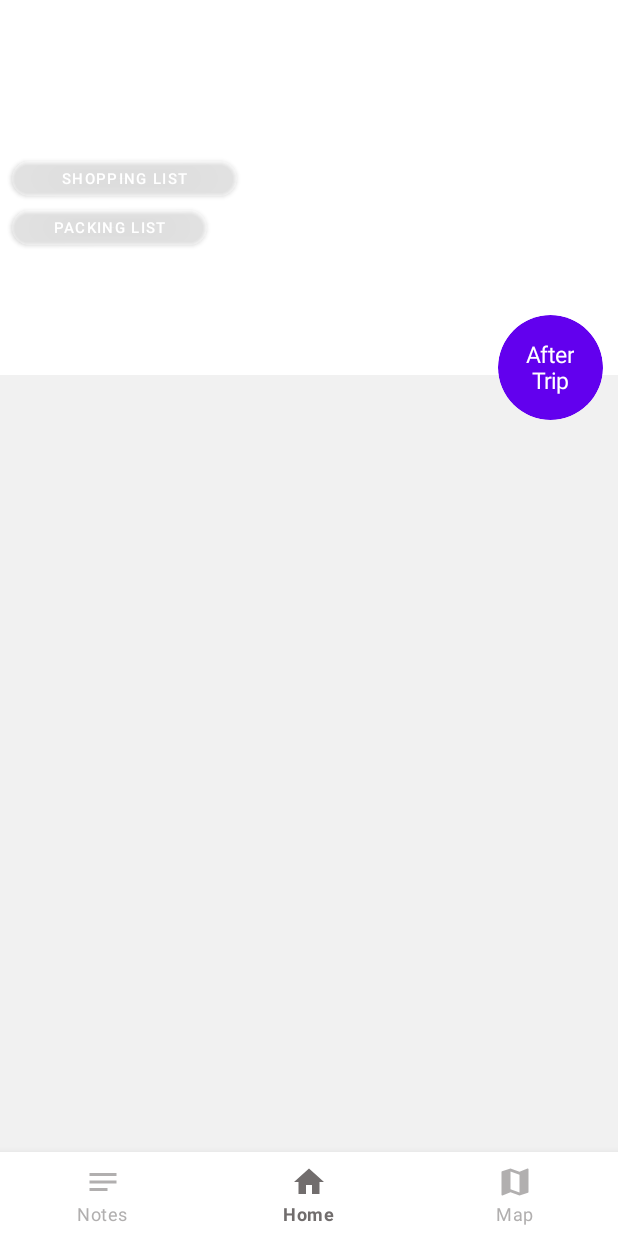
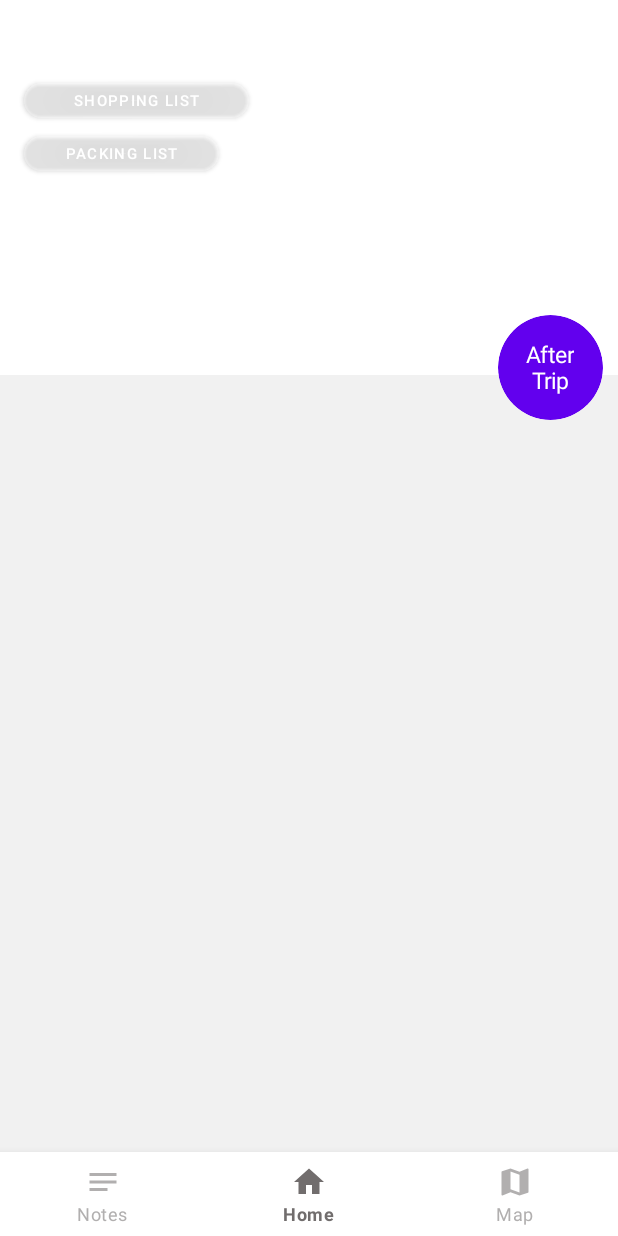
Before and after one commit to Alesta00103/Go4MyTrip, an Android app: the DetailTrip screen opened directly, with no data from a screen before it, on a phone screen of 412 x 824 dp. Run offline under Robolectric (Android 15) with nearby library versions, the phone set to English and light mode, and no system bars; our stand-ins replace Firebase (no records; nobody signed in at launch, a user with empty details on screens opened directly); 14 statements that could not run were skipped.

Commit message:
layout_and_dimens

```diff
--- a/app/src/main/java/com/aleksandra/go4mytrip/AddNewTrip.kt
+++ b/app/src/main/java/com/aleksandra/go4mytrip/AddNewTrip.kt
@@ -201,5 +201,6 @@ class AddNewTrip : AppCompatActivity(), OnDateSetListener, OnTimeSetListener {
         private const val REQUEST_CODE_STORAGE_PERMISSION = 2
         private const val REQUEST_CODE_SELECT_IMAGE = 3
         const val TRIP  = "TRIP"
+
     }
 }
--- a/app/src/main/java/com/aleksandra/go4mytrip/DetailTrip.kt
+++ b/app/src/main/java/com/aleksandra/go4mytrip/DetailTrip.kt
@@ -27,6 +27,7 @@ import java.text.SimpleDateFormat
 import java.util.*
 import java.util.concurrent.TimeUnit
 
+
 class DetailTrip : AppCompatActivity(), OnDateSetListener, OnTimeSetListener, PlaceListener {
     private var title: TextView? = null
     private var dateS: TextView? = null
@@ -51,7 +52,6 @@ class DetailTrip : AppCompatActivity(), OnDateSetListener, OnTimeSetListener, Pl
     private lateinit var bottomNavigationView: BottomNavigationView
     private lateinit var mapReference: DatabaseReference
     private lateinit var referenceTrips: DatabaseReference
-    private lateinit var user: FirebaseUser
     private lateinit var uid: String
     private var placeList: MutableList<PlaceModel?>? = null
     private lateinit var recyclerView: RecyclerView
@@ -115,8 +115,13 @@ class DetailTrip : AppCompatActivity(), OnDateSetListener, OnTimeSetListener, Pl
         image = findViewById(R.id.imagexTrip)
 
         mapReference = FirebaseDatabase.getInstance().getReference("placesToVisit")
-        user = FirebaseAuth.getInstance().currentUser!!
-        uid = user.uid
+
+       val user = FirebaseAuth.getInstance().currentUser
+
+       user?.let {
+           uid = user.uid
+       }
+
         placeList = ArrayList()
         recyclerView = findViewById(R.id.recyclerview_id)
         noPlaces = findViewById(R.id.noPlaces)
@@ -194,10 +199,12 @@ class DetailTrip : AppCompatActivity(), OnDateSetListener, OnTimeSetListener, Pl
             override fun onDataChange(dataSnapshot: DataSnapshot) {
                 placeList?.clear()
                 if (dataSnapshot.exists()) {
-                    for (placeSnapshot in dataSnapshot.children) {
-                        val placeModel = placeSnapshot.getValue(PlaceModel::class.java)
+
+                    dataSnapshot.children.forEach{
+                        val placeModel = it.getValue(PlaceModel::class.java)
                         placeList?.add(placeModel)
                     }
+
                     recyclerView.visibility = View.VISIBLE
                     noPlaces.visibility = View.GONE
                     noPlacesText.visibility = View.GONE
--- a/app/src/main/res/layout/activity_details_trip.xml
+++ b/app/src/main/res/layout/activity_details_trip.xml
@@ -1,6 +1,7 @@
 <?xml version="1.0" encoding="utf-8"?>
 
-<RelativeLayout xmlns:android="http://schemas.android.com/apk/res/android"
+<RelativeLayout
+    xmlns:android="http://schemas.android.com/apk/res/android"
     xmlns:app="http://schemas.android.com/apk/res-auto"
     xmlns:tools="http://schemas.android.com/tools"
     android:layout_width="match_parent"
@@ -9,10 +10,12 @@
     tools:context=".DetailTrip">
 
 
-    <RelativeLayout
+    <androidx.constraintlayout.widget.ConstraintLayout
         android:id="@+id/layout1"
         android:layout_width="match_parent"
-        android:layout_height="250dp">
+        android:layout_height="@dimen/layout_250"
+        app:layout_constraintTop_toTopOf="parent"
+        app:layout_constraintLeft_toLeftOf="parent">
 
         <ImageButton
             android:id="@+id/imagexTrip"
@@ -24,10 +27,10 @@
 
         <ImageView
             android:id="@+id/backBtn"
-            android:layout_width="20dp"
-            android:layout_height="20dp"
-            android:layout_marginStart="10dp"
-            android:layout_marginTop="20dp"
+            android:layout_width="@dimen/margin_20"
+            android:layout_height="@dimen/margin_20"
+            android:layout_marginStart="@dimen/margin_10"
+            android:layout_marginTop="@dimen/margin_20"
             android:contentDescription="@string/app_name"
             android:src="@drawable/ic_baseline_back"
             app:layout_constraintStart_toStartOf="parent"
@@ -37,46 +40,47 @@
         <com.google.android.material.button.MaterialButton
             android:id="@+id/btn_shoppingList"
             style="@style/Widget.MaterialComponents.Button"
-            android:layout_width="150dp"
-            android:layout_height="35dp"
-            android:layout_above="@+id/nameTrip"
-            android:layout_marginStart="8dp"
-            android:layout_marginBottom="38dp"
+            android:layout_width="@dimen/layout_150"
+            android:layout_height="@dimen/margin_35"
+            android:layout_marginStart="@dimen/margin_16"
             android:backgroundTint="#32FFFFFF"
             android:text="@string/shopping_list"
             android:textColor="#fff"
-            android:textSize="10sp"
-            app:cornerRadius="20dp"
-            app:strokeColor="@color/colorPrimary"
-
-            />
+            android:textSize="@dimen/text_10"
+            app:layout_constraintBottom_toTopOf="@id/btn_packingList"
+            app:cornerRadius="@dimen/cornerRadius_20"
+            app:layout_constraintLeft_toLeftOf="parent"
+            app:strokeColor="@color/colorPrimary" />
 
         <com.google.android.material.button.MaterialButton
             android:id="@+id/btn_packingList"
             style="?attr/materialButtonStyle"
-            android:layout_width="130dp"
-            android:layout_height="35dp"
-            android:layout_above="@+id/nameTrip"
-            android:layout_marginStart="8dp"
-            android:layout_marginBottom="5dp"
+            android:layout_width="@dimen/layout_130"
+            android:layout_height="@dimen/margin_35"
+            android:layout_marginStart="@dimen/margin_16"
+            android:layout_marginBottom="@dimen/margin_60"
             android:backgroundTint="#32FFFFFF"
             android:text="@string/packing_list"
             android:textColor="#fff"
-            android:textSize="10sp"
-            app:cornerRadius="20dp"
+            android:textSize="@dimen/text_10"
+            app:cornerRadius="@dimen/cornerRadius_20"
+            app:layout_constraintLeft_toLeftOf="parent"
+            app:layout_constraintBottom_toTopOf="@id/nameTrip"
             app:strokeColor="@color/colorPrimary" />
 
         <TextView
             android:id="@+id/nameTrip"
             android:layout_width="wrap_content"
             android:layout_height="wrap_content"
-            android:layout_alignParentBottom="true"
-            android:layout_marginHorizontal="20dp"
-            android:layout_marginVertical="5dp"
-            android:paddingBottom="30dp"
+            android:layout_marginHorizontal="@dimen/margin_20"
+            android:layout_marginVertical="@dimen/margin_5"
+            android:layout_marginStart="@dimen/margin_20"
+            android:paddingBottom="@dimen/margin_30"
             android:text="@string/nametrip"
             android:textColor="#FFFFFF"
-            android:textSize="25sp">
+            android:textSize="@dimen/text_25"
+            app:layout_constraintLeft_toLeftOf="parent"
+            app:layout_constraintBottom_toBottomOf="parent">
 
         </TextView>
 
@@ -84,67 +88,73 @@
             android:id="@+id/startDate"
             android:layout_width="wrap_content"
             android:layout_height="wrap_content"
-            android:layout_alignParentBottom="true"
-            android:layout_marginVertical="5dp"
-            android:layout_marginStart="20dp"
-            android:text="date"
+            android:layout_marginVertical="@dimen/margin_5"
+            android:layout_marginStart="@dimen/margin_20"
+            android:layout_marginBottom="@dimen/margin_30"
+            android:text="@string/date"
             android:textColor="#FFFFFF"
-            android:textSize="17sp" />
+            app:layout_constraintBottom_toBottomOf="parent"
+            app:layout_constraintLeft_toLeftOf="parent"
+            android:textSize="@dimen/text_17" />
 
         <TextView
             android:id="@+id/dash"
             android:layout_width="wrap_content"
             android:layout_height="wrap_content"
-            android:layout_alignParentBottom="true"
-            android:layout_marginHorizontal="5dp"
-            android:layout_marginVertical="5dp"
-            android:layout_toEndOf="@+id/startDate"
+            android:layout_marginHorizontal="@dimen/margin_5"
+            android:layout_marginVertical="@dimen/margin_5"
             android:text="@string/dash"
             android:textColor="#FFFFFF"
-            android:textSize="17sp" />
+            android:textSize="@dimen/text_17"
+            app:layout_constraintLeft_toRightOf="@id/startDate"
+            app:layout_constraintBottom_toBottomOf="parent" />
 
         <TextView
             android:id="@+id/endDate"
             android:layout_width="wrap_content"
             android:layout_height="wrap_content"
-            android:layout_alignParentBottom="true"
-            android:layout_marginVertical="5dp"
+            android:layout_marginVertical="@dimen/margin_5"
             android:layout_toEndOf="@+id/dash"
             android:textColor="#FFFFFF"
-            android:textSize="17sp" />
+            app:layout_constraintLeft_toRightOf="@id/dash"
+            app:layout_constraintBottom_toBottomOf="parent"
+            android:textSize="@dimen/text_17" />
 
-    </RelativeLayout>
+    </androidx.constraintlayout.widget.ConstraintLayout>
 
-    <RelativeLayout
+    <androidx.constraintlayout.widget.ConstraintLayout
         android:layout_width="match_parent"
         android:layout_height="match_parent"
         android:layout_below="@id/layout1"
-        android:layout_marginBottom="57dp"
+        android:layout_marginBottom="@dimen/margin_57"
         android:background="@color/backgroundDetailNote">
 
         <LinearLayout
             android:id="@+id/addingOptions"
             android:layout_width="match_parent"
-            android:layout_height="35dp"
+            android:layout_height="@dimen/margin_35"
             android:background="@color/white"
+            app:layout_constraintLeft_toLeftOf="parent"
+            app:layout_constraintTop_toTopOf="parent"
             android:visibility="gone">
 
             <ImageView
                 android:id="@+id/addPlace"
-                android:layout_width="25dp"
-                android:layout_height="25dp"
+                android:layout_width="@dimen/margin_25"
+                android:layout_height="@dimen/margin_25"
                 android:layout_gravity="center_vertical"
-                android:layout_marginStart="10dp"
+                android:layout_marginStart="@dimen/margin_10"
                 android:contentDescription="@string/app_name"
                 android:src="@drawable/ic_baseline_add_location_24" />
 
         </LinearLayout>
 
 
-        <RelativeLayout
+        <androidx.coordinatorlayout.widget.CoordinatorLayout
             android:layout_width="match_parent"
             android:layout_height="match_parent"
-            android:layout_below="@+id/addingOptions">
+            app:layout_constraintLeft_toLeftOf="parent"
+            app:layout_constraintRight_toRightOf="parent">
 
             <androidx.recyclerview.widget.RecyclerView
                 android:id="@+id/recyclerview_id"
@@ -155,50 +165,55 @@
             <LinearLayout
                 android:layout_width="wrap_content"
                 android:layout_height="wrap_content"
-                android:layout_centerInParent="true"
                 android:orientation="vertical"
+                android:layout_gravity="center"
                 tools:ignore="UseCompoundDrawables">
 
                 <ImageView
                     android:id="@+id/noPlaces"
-                    android:layout_width="50dp"
-                    android:layout_height="50dp"
+                    android:layout_width="@dimen/margin_50"
+                    android:layout_height="@dimen/margin_50"
                     android:layout_gravity="center"
                     android:contentDescription="@string/app_name"
                     android:src="@drawable/placeholder"
-                    android:visibility="gone" />
+                    android:visibility="gone"
+                    />
 
                 <TextView
                     android:id="@+id/noPlacesText"
                     android:layout_width="wrap_content"
                     android:layout_height="wrap_content"
                     android:layout_gravity="center"
-                    android:text="No places"
-                    android:textSize="16sp"
+                    android:text="@string/no_places"
+                    android:textSize="@dimen/text_16"
                     android:visibility="gone" />
             </LinearLayout>
 
 
-        </RelativeLayout>
+        </androidx.coordinatorlayout.widget.CoordinatorLayout>
 
-    </RelativeLayout>
+    </androidx.constraintlayout.widget.ConstraintLayout>
 
-    <RelativeLayout
+    <androidx.constraintlayout.widget.ConstraintLayout
         android:layout_width="match_parent"
-        android:layout_height="410dp">
+        android:layout_height="@dimen/layout_410"
+        app:layout_constraintTop_toTopOf="parent"
+        app:layout_constraintLeft_toLeftOf="parent">
 
         <androidx.cardview.widget.CardView
             android:id="@+id/circleButton"
-            android:layout_width="70dp"
-            android:layout_height="70dp"
+            android:layout_width="@dimen/layout_70"
+            android:layout_height="@dimen/layout_70"
             android:layout_alignParentEnd="true"
             android:layout_alignParentBottom="true"
             android:layout_gravity="right"
-            android:layout_marginEnd="10dp"
-            android:layout_marginBottom="130dp"
+            android:layout_marginEnd="@dimen/margin_10"
+            android:layout_marginBottom="@dimen/layout_130"
             app:cardBackgroundColor="@color/colorPrimary"
-            app:cardCornerRadius="50dp"
+            app:cardCornerRadius="@dimen/cornerRadius_50"
             app:cardElevation="0dp"
+            app:layout_constraintBottom_toBottomOf="parent"
+            app:layout_constraintRight_toRightOf="parent"
             tools:ignore="RtlHardcoded">
 
             <TextView
@@ -209,10 +224,12 @@
                 android:gravity="center"
                 android:text="@string/day"
                 android:textColor="@color/white"
-                android:textSize="13sp" />
+                android:textSize="@dimen/text_13" />
+
 
         </androidx.cardview.widget.CardView>
-    </RelativeLayout>
+    </androidx.constraintlayout.widget.ConstraintLayout>
+
 
     <com.google.android.material.bottomnavigation.BottomNavigationView
         android:id="@+id/bottom_navigation"
@@ -222,5 +239,6 @@
         app:itemBackground="@color/white"
         app:itemIconTint="@drawable/selector"
         app:itemTextColor="@drawable/selector"
+        app:layout_constraintBottom_toBottomOf="parent"
         app:menu="@menu/menu_nav_details" />
 </RelativeLayout>
--- a/app/src/main/res/values/dimens.xml
+++ b/app/src/main/res/values/dimens.xml
@@ -7,5 +7,55 @@
     <dimen name="appbar_padding_top">8dp</dimen>
     <dimen name="text_16">16sp</dimen>
     <dimen name="text_18">18sp</dimen>
+    <dimen name="text_17">17sp</dimen>
+    <dimen name="text_10">10sp</dimen>
+    <dimen name="text_13">13sp</dimen>
+    <dimen name="margin_10">10dp</dimen>
+    <dimen name="margin_5">5dp</dimen>
+    <dimen name="margin_30">30dp</dimen>
+    <dimen name="margin_80">80dp</dimen>
+    <dimen name="margin_12">12dp</dimen>
+    <dimen name="margin_11">11dp</dimen>
+    <dimen name="margin_14">14dp</dimen>
+    <dimen name="margin_40">40dp</dimen>
+    <dimen name="margin_35">35dp</dimen>
+    <dimen name="margin_16">16dp</dimen>
+    <dimen name="margin_22">22dp</dimen>
+    <dimen name="margin_25">25dp</dimen>
+    <dimen name="margin_57">57dp</dimen>
+    <dimen name="margin_17">17dp</dimen>
+    <dimen name="margin_50">50dp</dimen>
+    <dimen name="margin_115">115dp</dimen>
+    <dimen name="text_25">25dp</dimen>
+    <dimen name="margin_20">20dp</dimen>
+    <dimen name="margin_26">26dp</dimen>
+    <dimen name="margin_2">2dp</dimen>
+    <dimen name="margin_60">60dp</dimen>
+    <dimen name="margin_100">100dp</dimen>
+    <dimen name="padding_4">4dp</dimen>
+    <dimen name="padding_23">23dp</dimen>
+    <dimen name="padding_33">33dp</dimen>
+    <dimen name="layout_300">300dp</dimen>
+    <dimen name="layout_250">250dp</dimen>
+    <dimen name="layout_121">121dp</dimen>
+    <dimen name="layout_120">120dp</dimen>
+    <dimen name="layout_70">70dp</dimen>
+    <dimen name="layout_130">130dp</dimen>
+    <dimen name="layout_60">60dp</dimen>
+    <dimen name="layout_150">150dp</dimen>
+    <dimen name="layout_410">410dp</dimen>
+    <dimen name="cornerRadius_20">20dp</dimen>
+    <dimen name="cornerRadius_50">50dp</dimen>
+    <dimen name="civ_border_width_0.5dp">0.5dp</dimen>
+
+
+    <dimen name="ems_10">10dp</dimen>
+
+
+
+
+
+
+
 
 </resources>
--- a/app/src/main/res/values/strings.xml
+++ b/app/src/main/res/values/strings.xml
@@ -59,7 +59,6 @@
     <string name="all_items">All items</string>
     <string name="time">Time</string>
     <string name="not_set">not set</string>
-    <string name="date">date</string>
     <string name="from">From</string>
     <string name="address">Address</string>
     <string name="add_place">Add</string>
@@ -78,7 +77,11 @@
     <string name="_seconds">\nseconds</string>
     <string name="permissionDenied">Permission Denied!</string>
     <string name="addedLocation">"Added location"</string>
-
+    <string name="date">date</string>
+    <string name="no_places">No places</string>
+    <string name="trip_name">TRIP NAME:</string>
+    <string name="enter_name">Enter name ...</string>
+    <string name="to">To</string>
 
 
 </resources>
```
Also changed, not shown: app/src/main/java/com/aleksandra/go4mytrip/Trips.kt (+16 -13 lines), app/src/main/res/layout/activity_add_new_trip.xml (+53 -46 lines), app/src/main/res/layout/activity_trips.xml (+25 -25 lines).
